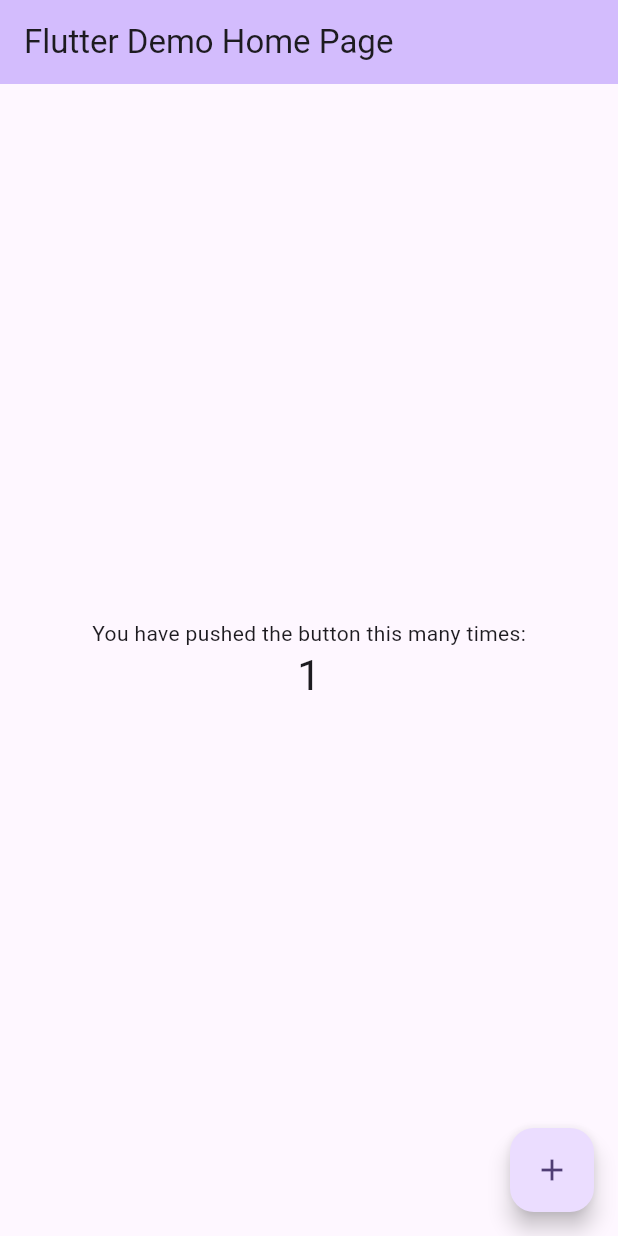
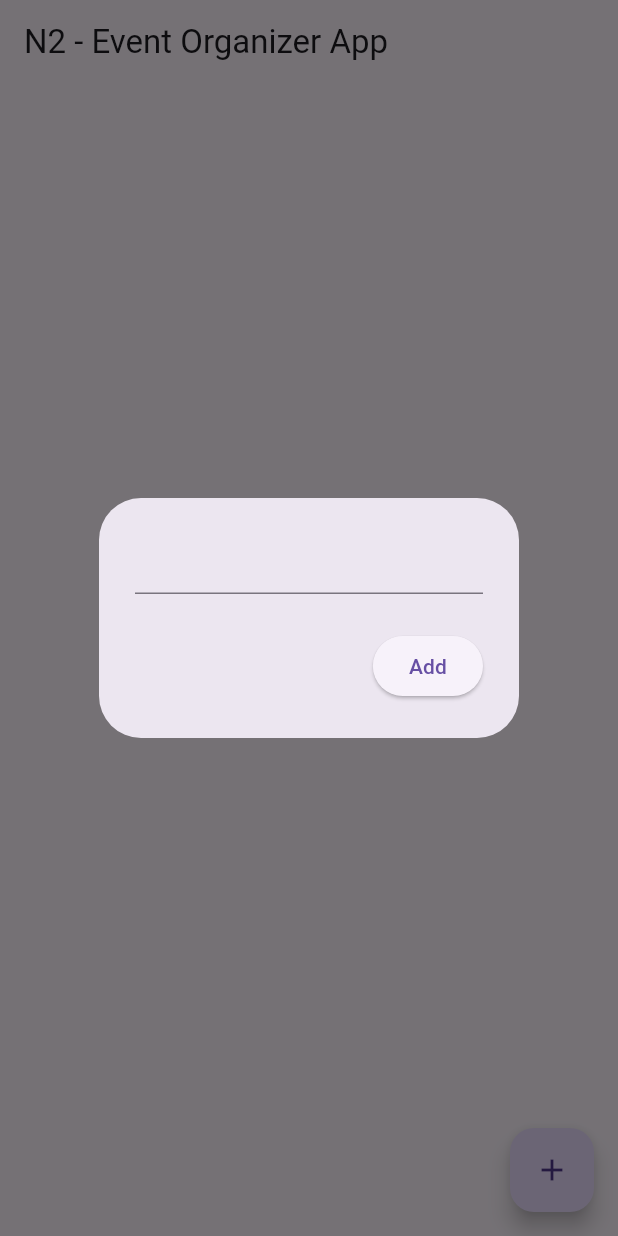
Before and after one commit to DevLuchez/N2-EventOrganizerApp, a Flutter app: the screen it shows after launch, after a tap on the "add" icon, on a phone screen of 412 x 824 dp. Run offline on Flutter 3.47's test engine with Material 3 defaults, Android fonts, the phone set to English and light mode, and no system bars; our stand-ins replace cloud_firestore, firebase_core; accounts and stored records are empty.

Commit message:
CRUD funcional (título e última atualização).

```diff
--- a/lib/main.dart
+++ b/lib/main.dart
@@ -1,5 +1,6 @@
 import 'package:flutter/material.dart';
 import 'package:firebase_core/firebase_core.dart';
+import 'pages/home_page.dart';
 import 'firebase_options.dart';
 
 Future<void> main() async {
@@ -8,125 +9,15 @@ Future<void> main() async {
   await Firebase.initializeApp(
     options: DefaultFirebaseOptions.currentPlatform,
   );
-  runApp(const MyApp());
+  runApp(EventOrganizerApp());
 }
 
-class MyApp extends StatelessWidget {
-  const MyApp({super.key});
-
-  // This widget is the root of your application.
+class EventOrganizerApp extends StatelessWidget {
   @override
   Widget build(BuildContext context) {
-    return MaterialApp(
-      title: 'Flutter Demo',
-      theme: ThemeData(
-        // This is the theme of your application.
-        //
-        // TRY THIS: Try running your application with "flutter run". You'll see
-        // the application has a purple toolbar. Then, without quitting the app,
-        // try changing the seedColor in the colorScheme below to Colors.green
-        // and then invoke "hot reload" (save your changes or press the "hot
-        // reload" button in a Flutter-supported IDE, or press "r" if you used
-        // the command line to start the app).
-        //
-        // Notice that the counter didn't reset back to zero; the application
-        // state is not lost during the reload. To reset the state, use hot
-        // restart instead.
-        //
-        // This works for code too, not just values: Most code changes can be
-        // tested with just a hot reload.
-        colorScheme: ColorScheme.fromSeed(seedColor: Colors.deepPurple),
-        useMaterial3: true,
-      ),
-      home: const MyHomePage(title: 'Flutter Demo Home Page'),
+    return const MaterialApp(
+      debugShowCheckedModeBanner: false,
+      home: HomePage(),
     );
   }
 }
-
-class MyHomePage extends StatefulWidget {
-  const MyHomePage({super.key, required this.title});
-
-  // This widget is the home page of your application. It is stateful, meaning
-  // that it has a State object (defined below) that contains fields that affect
-  // how it looks.
-
-  // This class is the configuration for the state. It holds the values (in this
-  // case the title) provided by the parent (in this case the App widget) and
-  // used by the build method of the State. Fields in a Widget subclass are
-  // always marked "final".
-
-  final String title;
-
-  @override
-  State<MyHomePage> createState() => _MyHomePageState();
-}
-
-class _MyHomePageState extends State<MyHomePage> {
-  int _counter = 0;
-
-  void _incrementCounter() {
-    setState(() {
-      // This call to setState tells the Flutter framework that something has
-      // changed in this State, which causes it to rerun the build method below
-      // so that the display can reflect the updated values. If we changed
-      // _counter without calling setState(), then the build method would not be
-      // called again, and so nothing would appear to happen.
-      _counter++;
-    });
-  }
-
-  @override
-  Widget build(BuildContext context) {
-    // This method is rerun every time setState is called, for instance as done
-    // by the _incrementCounter method above.
-    //
-    // The Flutter framework has been optimized to make rerunning build methods
-    // fast, so that you can just rebuild anything that needs updating rather
-    // than having to individually change instances of widgets.
-    return Scaffold(
-      appBar: AppBar(
-        // TRY THIS: Try changing the color here to a specific color (to
-        // Colors.amber, perhaps?) and trigger a hot reload to see the AppBar
-        // change color while the other colors stay the same.
-        backgroundColor: Theme.of(context).colorScheme.inversePrimary,
-        // Here we take the value from the MyHomePage object that was created by
-        // the App.build method, and use it to set our appbar title.
-        title: Text(widget.title),
-      ),
-      body: Center(
-        // Center is a layout widget. It takes a single child and positions it
-        // in the middle of the parent.
-        child: Column(
-          // Column is also a layout widget. It takes a list of children and
-          // arranges them vertically. By default, it sizes itself to fit its
-          // children horizontally, and tries to be as tall as its parent.
-          //
-          // Column has various properties to control how it sizes itself and
-          // how it positions its children. Here we use mainAxisAlignment to
-          // center the children vertically; the main axis here is the vertical
-          // axis because Columns are vertical (the cross axis would be
-          // horizontal).
-          //
-          // TRY THIS: Invoke "debug painting" (choose the "Toggle Debug Paint"
-          // action in the IDE, or press "p" in the console), to see the
-          // wireframe for each widget.
-          mainAxisAlignment: MainAxisAlignment.center,
-          children: <Widget>[
-            const Text(
-              'You have pushed the button this many times:',
-            ),
-            Text(
-              '$_counter',
-              style: Theme.of(context).textTheme.headlineMedium,
-            ),
-          ],
-        ),
-      ),
-      floatingActionButton: FloatingActionButton(
-        onPressed: _incrementCounter,
-        tooltip: 'Increment',
-        child: const Icon(Icons.add),
-      ), // This trailing comma makes auto-formatting nicer for build methods.
-    );
-  }
-}
--- /dev/null
+++ b/lib/pages/home_page.dart
@@ -0,0 +1,110 @@
+import 'package:cloud_firestore/cloud_firestore.dart';
+import 'package:flutter/material.dart';
+import 'package:n2_event_organizer_app/services/firestore.dart';
+
+class HomePage extends StatefulWidget {
+  const HomePage({super.key});
+
+  @override
+  State<HomePage> createState() => _HomePageState();
+}
+
+class _HomePageState extends State<HomePage> {
+  final TextEditingController textController = TextEditingController();
+  final FirestoreService firestoreService = FirestoreService();
+
+  void openNoteBox(String? docID) {
+    showDialog(
+        context: context,
+        builder: (context) => AlertDialog(
+          content: TextField(
+            controller: textController,
+          ),
+          actions: [
+            ElevatedButton(
+                onPressed: () {
+                  if (docID == null) {
+                    firestoreService.addNote(textController.text); // add a new note
+                  }
+
+                  else {
+                    firestoreService.updateNote(docID, textController.text);
+                  }
+
+                  textController.clear(); // clear the text controller
+                  Navigator.pop(context); // close the box
+                },
+                child: Text("Add"),
+            )
+          ],
+        ),
+    );
+  }
+
+  @override
+  Widget build(BuildContext context) {
+    return Scaffold(
+      appBar: AppBar(
+        title: const Text(
+            "N2 - Event Organizer App"
+        ),
+      ),
+
+      floatingActionButton: FloatingActionButton(
+          onPressed: () => openNoteBox(null), // add a new note it's not working
+        child: const Icon(Icons.add),
+      ),
+
+      body: StreamBuilder<QuerySnapshot>(
+        stream: firestoreService.getNotesStream(),
+
+        builder: (context, snapshot) {
+          // if we have data, get all the docs
+          if (snapshot.hasData) {
+            List notesList = snapshot.data!.docs;
+
+            // display as a list
+            return ListView.builder(
+              itemCount: notesList.length,
+              itemBuilder: (context, index) {
+                // get each individual doc
+                DocumentSnapshot document = notesList[index];
+                String docID = document.id;
+
+                // get note from each doc
+                Map<String, dynamic> data = document.data() as Map<String,dynamic>;
+                String noteText = data['note'];
+
+                // display as list tile
+                return ListTile(
+                  title: Text(noteText),
+                  trailing: Row(
+                    mainAxisSize: MainAxisSize.min,
+                    children: [
+                      // Update button
+                      IconButton(
+                          onPressed: () => openNoteBox(docID),
+                          icon: const Icon(Icons.edit)
+                      ),
+
+                      // Delete button
+                      IconButton(
+                          onPressed: () => firestoreService.deleteNote(docID),
+                          icon: const Icon(Icons.delete)
+                      ),
+                    ],
+                  )
+                );
+              }
+            );
+          }
+
+          // if there is no data return nothing
+          else {
+            return const Text("No notes...");
+          }
+        }
+      )
+    );
+  }
+}
--- /dev/null
+++ b/lib/services/firestore.dart
@@ -0,0 +1,34 @@
+import 'package:cloud_firestore/cloud_firestore.dart';
+
+class FirestoreService {
+  // get collection of notes
+  final CollectionReference notes = FirebaseFirestore.instance.collection('notes');
+
+  // CREATE - Add a new note
+  Future<void> addNote(String note) {
+    return notes.add({
+      'note': note,
+      'timestamp': Timestamp.now(),
+    });
+  }
+
+  // READ - Get notes from database in real time
+  Stream<QuerySnapshot> getNotesStream() {
+    final notesStream = notes.orderBy('timestamp', descending: true).snapshots();
+    return notesStream;
+  }
+
+  // UPDATE - Edit existing notes
+  Future<void> updateNote(String docID, String newNote) {
+    return notes.doc(docID).update({
+      'note': newNote,
+      'timestamp': Timestamp.now(),
+    });
+  }
+
+  // DELETE - Delete existing notes
+  Future<void> deleteNote(String docID) {
+    return notes.doc(docID).delete();
+  }
+
+}
--- a/pubspec.yaml
+++ b/pubspec.yaml
@@ -37,6 +37,8 @@ dependencies:
   cupertino_icons: ^1.0.8
   firebase_core: ^3.6.0
   cloud_firestore: ^5.4.4
+  provider: ^6.0.0
+  collection: ^1.18.0
 
 dev_dependencies:
   flutter_test:
```
Also changed, not shown: pubspec.lock, 1 other file.
